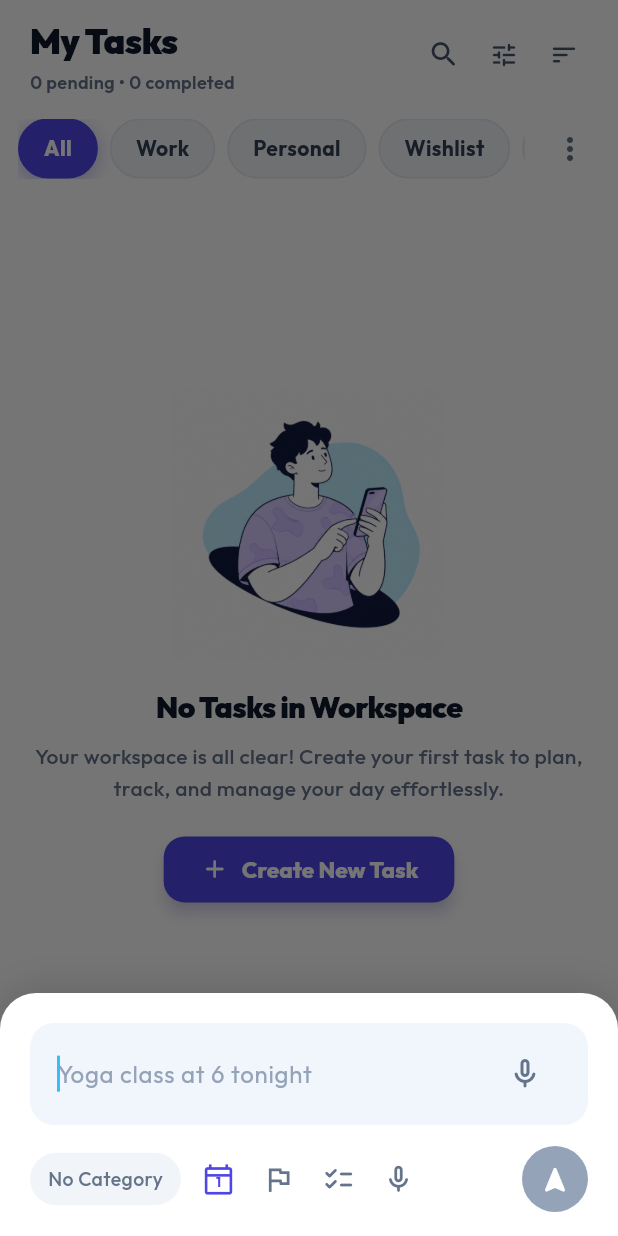
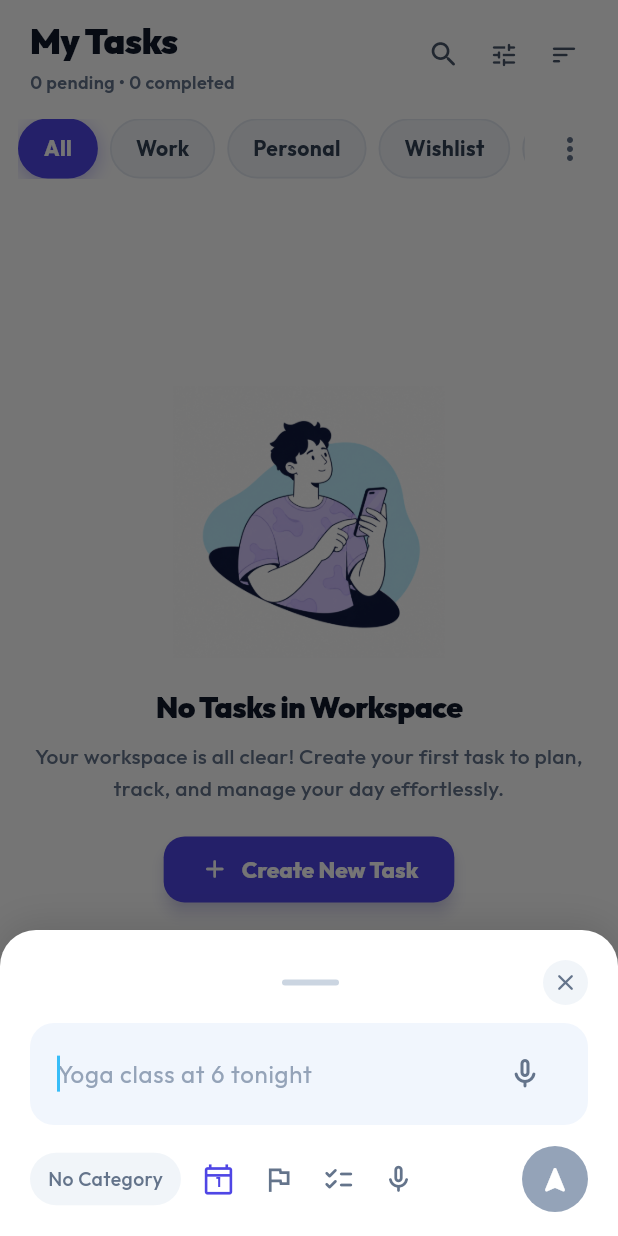
Before and after one commit to rbcimportandexport/task-master-web, a Flutter app: the TasksScreen screen opened directly, after a tap on "Create New Task", on a phone screen of 412 x 824 dp. Run offline on Flutter 3.47's test engine with Material 3 defaults, Android fonts, the phone set to English and light mode, and no system bars; our stand-ins replace audioplayers, cloud_firestore, csv, firebase_auth, firebase_core, firebase_messaging and 8 more; missing offline and left inert: dart:html, dart:js_interop, record; accounts and stored records are empty.

Commit message:
fix: Allow outside tap to dismiss TaskAddSheet and add quick close button

```diff
--- a/lib/screens/employee_detail_screen.dart
+++ b/lib/screens/employee_detail_screen.dart
@@ -46,6 +46,8 @@ class _EmployeeDetailScreenState extends State<EmployeeDetailScreen> {
                 context: context,
                 isScrollControlled: true,
                 backgroundColor: Colors.transparent,
+                isDismissible: true,
+                enableDrag: true,
                 builder: (context) => AssignTaskSheet(employeeId: widget.employeeId),
               );
             },
@@ -149,6 +151,8 @@ class _EmployeeDetailScreenState extends State<EmployeeDetailScreen> {
             context: context,
             isScrollControlled: true,
             backgroundColor: Colors.transparent,
+            isDismissible: true,
+            enableDrag: true,
             builder: (context) => TaskAddSheet(targetEmployeeId: widget.employeeId),
           );
         },
--- a/lib/screens/main_navigation_screen.dart
+++ b/lib/screens/main_navigation_screen.dart
@@ -35,6 +35,8 @@ class _MainNavigationScreenState extends State<MainNavigationScreen> {
       context: context,
       isScrollControlled: true,
       backgroundColor: Colors.transparent,
+      isDismissible: true,
+      enableDrag: true,
       builder: (_) => const TaskAddSheet(),
     );
   }
@@ -44,6 +46,8 @@ class _MainNavigationScreenState extends State<MainNavigationScreen> {
       context: context,
       isScrollControlled: true,
       backgroundColor: Colors.transparent,
+      isDismissible: true,
+      enableDrag: true,
       builder: (_) => const AssignTaskSheet(),
     );
   }
--- a/lib/screens/tasks_screen.dart
+++ b/lib/screens/tasks_screen.dart
@@ -34,6 +34,8 @@ class _TasksScreenState extends State<TasksScreen> {
       context: context,
       isScrollControlled: true,
       backgroundColor: Colors.transparent,
+      isDismissible: true,
+      enableDrag: true,
       builder: (_) => const TaskAddSheet(),
     );
   }
--- a/lib/widgets/task_add_sheet.dart
+++ b/lib/widgets/task_add_sheet.dart
@@ -645,6 +645,39 @@ class _TaskAddSheetState extends State<TaskAddSheet> {
           mainAxisSize: MainAxisSize.min,
           crossAxisAlignment: CrossAxisAlignment.stretch,
           children: [
+            // Top Bar: Drag Handle & Quick Close ("✕") Button
+            Row(
+              mainAxisAlignment: MainAxisAlignment.spaceBetween,
+              children: [
+                const SizedBox(width: 32),
+                Container(
+                  width: 38,
+                  height: 4,
+                  decoration: BoxDecoration(
+                    color: const Color(0xFFCBD5E1),
+                    borderRadius: BorderRadius.circular(4),
+                  ),
+                ),
+                InkWell(
+                  onTap: () => Navigator.of(context).pop(),
+                  borderRadius: BorderRadius.circular(20),
+                  child: Container(
+                    padding: const EdgeInsets.all(6),
+                    decoration: const BoxDecoration(
+                      color: Color(0xFFF1F5F9),
+                      shape: BoxShape.circle,
+                    ),
+                    child: const Icon(
+                      Icons.close_rounded,
+                      size: 18,
+                      color: Color(0xFF64748B),
+                    ),
+                  ),
+                ),
+              ],
+            ),
+            const SizedBox(height: 12),
+
             // Input Box with rounded background
             Container(
               padding: const EdgeInsets.symmetric(horizontal: 18, vertical: 10),
@@ -957,13 +990,21 @@ class _TaskAddSheetState extends State<TaskAddSheet> {
     ),
   );
 
-  if (isDesktop) {
-    return Center(child: sheetContent);
-  }
-
-  return Align(
-    alignment: Alignment.bottomCenter,
-    child: sheetContent,
-  );
+    return PopScope(
+      canPop: true,
+      child: GestureDetector(
+        behavior: HitTestBehavior.opaque,
+        onTap: () => Navigator.of(context).pop(),
+        child: Container(
+          color: Colors.transparent,
+          alignment: isDesktop ? Alignment.center : Alignment.bottomCenter,
+          child: GestureDetector(
+            behavior: HitTestBehavior.opaque,
+            onTap: () {}, // Prevent taps inside the sheet from dismissing
+            child: sheetContent,
+          ),
+        ),
+      ),
+    );
   }
 }
```
Also changed, not shown: lib/widgets/assign_task_sheet.dart (+15 -7 lines).
